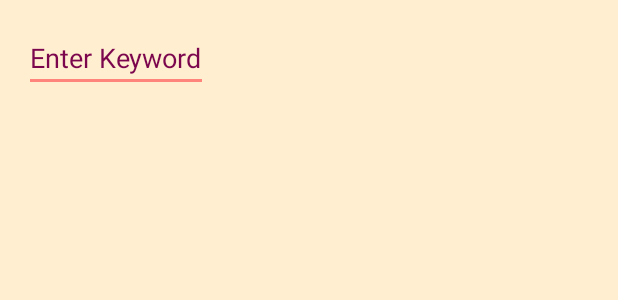
After one commit to francisco1591/ECE_558_Final_Project, an Android app: the layout dialog_keyword.xml on its own in the app's theme, with its tools: preview values and no code run, on a phone screen of 412 x 824 dp. The commit adds this screen. Shown: the top 300 px of the screen. Run offline under Robolectric (Android 15) with nearby library versions, the phone set to English and light mode, and no system bars.

Commit message:
Got 'KeywordDialog' showing up... need to handle entry & buttons still

```diff
--- /dev/null
+++ b/app/src/main/res/layout/dialog_keyword.xml
@@ -0,0 +1,19 @@
+<?xml version="1.0" encoding="utf-8"?>
+
+<LinearLayout xmlns:android="http://schemas.android.com/apk/res/android"
+              android:orientation="vertical"
+              android:layout_width="wrap_content"
+              android:layout_height="wrap_content">
+
+    <EditText
+        android:layout_width="match_parent"
+        android:layout_height="wrap_content"
+        android:hint="@string/edittext_keyword"
+        android:inputType="textPassword"
+        android:id="@+id/edittext_keyword"
+        android:layout_marginTop="16dp"
+        android:layout_marginLeft="16dp"
+        android:layout_marginRight="16dp"
+        android:layout_marginBottom="16dp"/>
+
+</LinearLayout>
--- a/app/src/main/res/values/strings.xml
+++ b/app/src/main/res/values/strings.xml
@@ -1,6 +1,8 @@
 <resources>
 
     <string name="app_name">RemotePhoneControl</string>
+
+    <!--Strings for MainActivity-->
 
     <string name="enabled_SMS">ON</string>
     <string name="disabled_SMS">OFF</string>
@@ -26,4 +28,11 @@
     <string name="permission_Email">Permissions: requires Email services</string>
     <string name="permission_Location">Permissions: requires GPS services</string>
 
+    <!--Strings for KeywordDialog-->
+
+    <string name="title_keyword_dialog">Keyword Dialog</string>
+    <string name="edittext_keyword">Enter Keyword</string>
+    <string name="actionbtn_set">Set</string>
+    <string name="actionbtn_cancel">Cancel</string>
+
 </resources>
--- a/build.gradle
+++ b/build.gradle
@@ -5,7 +5,7 @@ buildscript {
         jcenter()
     }
     dependencies {
-        classpath 'com.android.tools.build:gradle:2.3.1'
+        classpath 'com.android.tools.build:gradle:2.3.3'
 
         // NOTE: Do not place your application dependencies here; they belong
         // in the individual module build.gradle files
```
Also changed, not shown: app/src/main/java/edu/pdx/ece558/grp4/remotephonecontrol/DialogFragment.java (deleted, +0 -26 lines), app/src/main/java/edu/pdx/ece558/grp4/remotephonecontrol/KeywordDialog.java (added, +99 -0 lines), app/src/main/java/edu/pdx/ece558/grp4/remotephonecontrol/MainActivity.java (+39 -21 lines), app/src/main/res/layout/dialog_alert.xml (deleted, +0 -17 lines).
